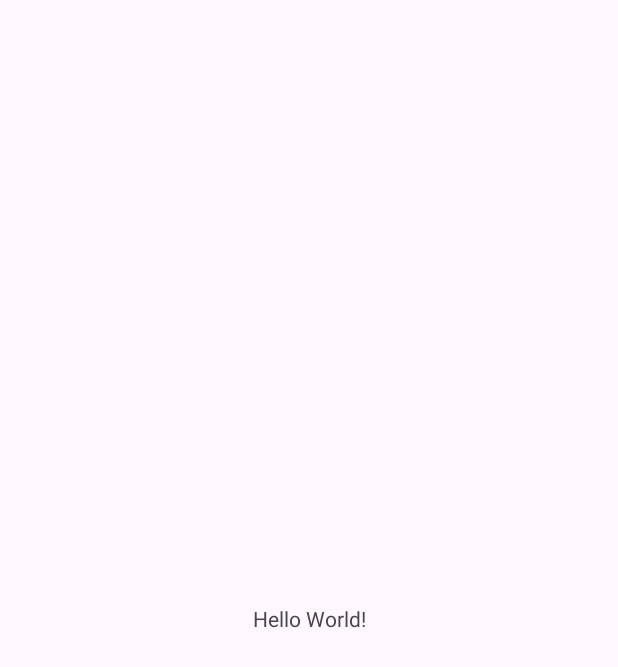
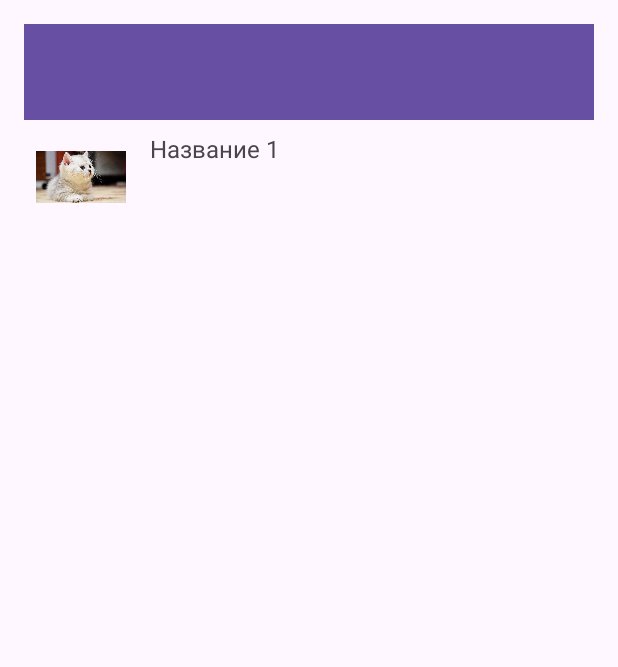
Before and after one commit to Forest-m4/web, an Android app: the screen it shows after launch (MainActivity), on a phone screen of 412 x 824 dp. Before the commit the part shown is almost empty. Shown: the top 667 px of the screen. Run offline under Robolectric (Android 15) with nearby library versions, the phone set to English and light mode, and no system bars.

Commit message:
одна карточка добавлена

```diff
--- a/app/src/main/java/com/example/web_1/MainActivity.kt
+++ b/app/src/main/java/com/example/web_1/MainActivity.kt
@@ -1,20 +1,11 @@
 package com.example.web_1
 
 import android.os.Bundle
-import androidx.activity.enableEdgeToEdge
 import androidx.appcompat.app.AppCompatActivity
-import androidx.core.view.ViewCompat
-import androidx.core.view.WindowInsetsCompat
 
 class MainActivity : AppCompatActivity() {
     override fun onCreate(savedInstanceState: Bundle?) {
         super.onCreate(savedInstanceState)
-        enableEdgeToEdge()
         setContentView(R.layout.activity_main)
-        ViewCompat.setOnApplyWindowInsetsListener(findViewById(R.id.main)) { v, insets ->
-            val systemBars = insets.getInsets(WindowInsetsCompat.Type.systemBars())
-            v.setPadding(systemBars.left, systemBars.top, systemBars.right, systemBars.bottom)
-            insets
-        }
     }
 }
--- a/app/src/main/res/layout/activity_main.xml
+++ b/app/src/main/res/layout/activity_main.xml
@@ -1,19 +1,40 @@
 <?xml version="1.0" encoding="utf-8"?>
-<androidx.constraintlayout.widget.ConstraintLayout xmlns:android="http://schemas.android.com/apk/res/android"
-    xmlns:app="http://schemas.android.com/apk/res-auto"
-    xmlns:tools="http://schemas.android.com/tools"
-    android:id="@+id/main"
+<LinearLayout
+    xmlns:android="http://schemas.android.com/apk/res/android"
+    android:orientation="vertical"
     android:layout_width="match_parent"
     android:layout_height="match_parent"
-    tools:context=".MainActivity">
+    android:padding="16dp">
 
-    <TextView
-        android:layout_width="wrap_content"
+    <androidx.appcompat.widget.Toolbar
+        android:id="@+id/toolbar"
+        android:layout_width="match_parent"
         android:layout_height="wrap_content"
-        android:text="Hello World!"
-        app:layout_constraintBottom_toBottomOf="parent"
-        app:layout_constraintEnd_toEndOf="parent"
-        app:layout_constraintStart_toStartOf="parent"
-        app:layout_constraintTop_toTopOf="parent" />
+        android:background="?attr/colorPrimary"
+        android:title="Моё приложение"
+        android:titleTextColor="#FFFFFF"/>
 
-</androidx.constraintlayout.widget.ConstraintLayout>
+    <!-- картинка -->
+    <LinearLayout
+        android:id="@+id/item1"
+        android:orientation="horizontal"
+        android:layout_width="match_parent"
+        android:layout_height="wrap_content"
+        android:padding="8dp"
+        android:clickable="true"
+        android:focusable="true">
+
+        <ImageView
+            android:layout_width="60dp"
+            android:layout_height="60dp"
+            android:src="@drawable/pic1"/>
+
+        <TextView
+            android:layout_width="wrap_content"
+            android:layout_height="wrap_content"
+            android:text="Название 1"
+            android:textSize="16sp"
+            android:layout_marginStart="16dp"/>
+    </LinearLayout>
+
+</LinearLayout>
```
